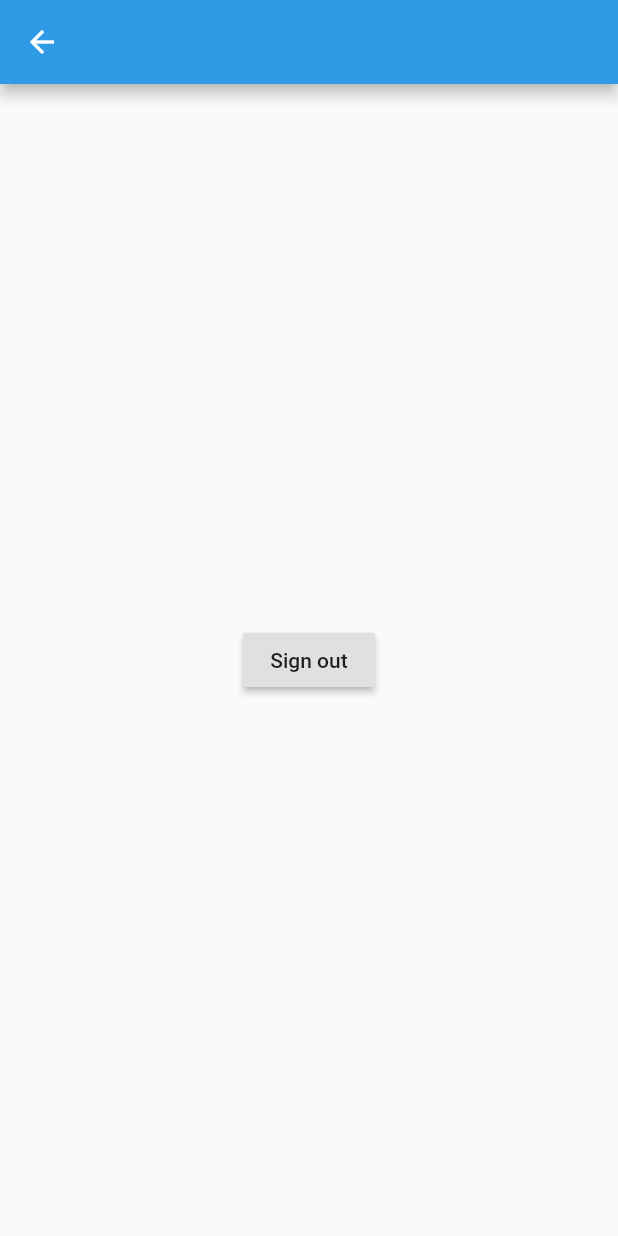
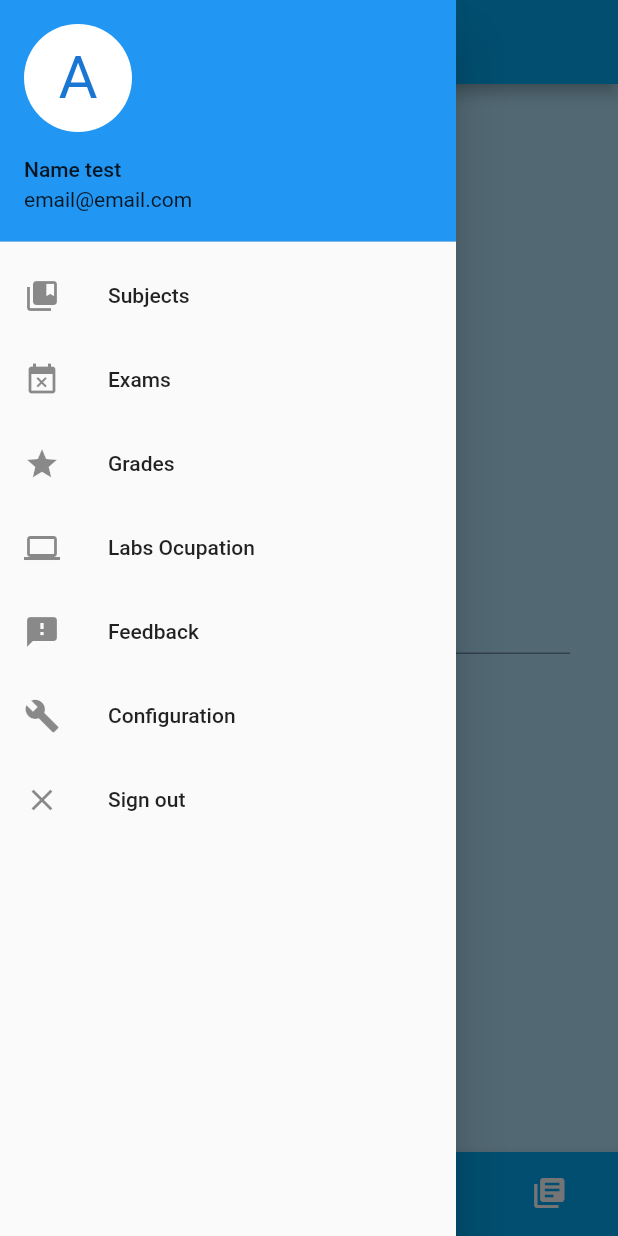
Before and after one commit to yeqk/raco, a Flutter app: the HomeRoute screen opened directly, with the side drawer open (before the commit the screen has no drawer), on a phone screen of 412 x 824 dp. Run offline on Flutter 3.47's test engine with Material 2 defaults, Android fonts, the phone set to English and light mode, and no system bars; our stand-ins replace bloc, equatable, flutter_bloc, flutter_screenutil, flutter_secure_storage, shared_preferences; missing offline and left inert: flutter_webview_plugin, oauth2; accounts and stored records are empty.

Commit message:
Menus done

```diff
--- a/assets/locale/locale_en.json
+++ b/assets/locale/locale_en.json
@@ -4,6 +4,18 @@
   "ca"       : "Catalan",
   "signin"   : "Sign in",
   "guest_signin" : "Sign in as a guest",
-  "signout"  : "Sign out",
-  "home"     : "El Racó de la FIB"
+  "home"     : "El Racó de la FIB",
+
+  "schedule" : "Schedule",
+  "notes"    : "Notes",
+  "events"   : "Events",
+  "news"     : "News",
+
+  "subjects" : "Subjects",
+  "exams"    : "Exams",
+  "grades"   : "Grades",
+  "labs"     : "Labs Ocupation",
+  "feedback" : "Feedback",
+  "configuration" : "Configuration",
+  "signout"  : "Sign out"
 }
--- /dev/null
+++ b/lib/src/blocs/drawer_menu/drawer_bloc.dart
@@ -0,0 +1,3 @@
+export 'drawer_menu_bloc.dart';
+export 'drawer_menu_event.dart';
+export 'drawer_menu_state.dart';
--- /dev/null
+++ b/lib/src/blocs/drawer_menu/drawer_menu_bloc.dart
@@ -0,0 +1,30 @@
+import 'dart:async';
+import 'package:flutter/material.dart';
+import 'package:flutter_webview_plugin/flutter_webview_plugin.dart';
+import 'package:oauth2/oauth2.dart' as oauth2;
+import 'package:meta/meta.dart';
+import 'package:bloc/bloc.dart';
+import 'package:raco/src/blocs/drawer_menu/drawer_bloc.dart';
+
+import 'package:raco/src/resources/authentication_data.dart';
+import 'package:raco/src/blocs/authentication/authentication.dart';
+import 'package:raco/src/blocs/login/login.dart';
+import 'package:raco/src/ui/routes/oauth2_login_route.dart';
+
+
+class DrawerMenuBloc extends Bloc<DrawerMenuEvent, DrawerMenuState> {
+
+
+  DrawerMenuState get initialState => DrawerMenuNotPressedState();
+
+  @override
+  Stream<DrawerMenuState> mapEventToState(DrawerMenuEvent event) async* {
+    if (event is DrawerIconPressedEvent) {
+      yield DrawerMenuPressedState();
+    }
+
+    if (event is DrawerIconNotPressedEvent) {
+      yield DrawerMenuNotPressedState();
+    }
+  }
+}
--- /dev/null
+++ b/lib/src/blocs/drawer_menu/drawer_menu_event.dart
@@ -0,0 +1,19 @@
+import 'package:flutter/material.dart';
+import 'package:meta/meta.dart';
+import 'package:equatable/equatable.dart';
+
+abstract class DrawerMenuEvent extends Equatable {
+  DrawerMenuEvent([List props = const []]) : super(props);
+}
+
+class DrawerIconPressedEvent extends DrawerMenuEvent {
+  @override
+  String toString() =>
+      'DrawerButtonPressedEvent';
+}
+
+class DrawerIconNotPressedEvent extends DrawerMenuEvent {
+  @override
+  String toString() =>
+      'DrawerIconNotPressedEvent';
+}
--- /dev/null
+++ b/lib/src/blocs/drawer_menu/drawer_menu_state.dart
@@ -0,0 +1,16 @@
+import 'package:meta/meta.dart';
+import 'package:equatable/equatable.dart';
+
+abstract class DrawerMenuState extends Equatable {
+  DrawerMenuState([List props = const []]) : super(props);
+}
+
+class DrawerMenuNotPressedState extends DrawerMenuState {
+  @override
+  String toString() => 'DrawerMenuNotPressedState';
+}
+
+class DrawerMenuPressedState extends DrawerMenuState {
+  @override
+  String toString() => 'DrawerMenuPressedState';
+}
--- a/lib/src/resources/global_translations.dart
+++ b/lib/src/resources/global_translations.dart
@@ -48,7 +48,6 @@ class GlobalTranslations {
     String language = newLanguage;
     if (language == null) {
       language = await  user.getPreferredLanguage();
-      print('aui');
     }
 
     if (language == '') {
--- /dev/null
+++ b/lib/src/ui/routes/bottom_navigation/destination.dart
@@ -0,0 +1,17 @@
+import 'package:flutter/material.dart';
+import 'package:flutter/rendering.dart';
+import 'package:raco/src/resources/global_translations.dart';
+
+class Destination {
+  const Destination(this.title, this.icon, this.color);
+  final String title;
+  final IconData icon;
+  final MaterialColor color;
+}
+
+List<Destination> allDestinations = <Destination>[
+  Destination(allTranslations.text('schedule'), Icons.schedule, Colors.lightBlue),
+  Destination(allTranslations.text('notes'), Icons.notifications, Colors.lightBlue),
+  Destination(allTranslations.text('events'), Icons.event, Colors.lightBlue),
+  Destination(allTranslations.text('news'), Icons.library_books, Colors.lightBlue)
+];
--- /dev/null
+++ b/lib/src/ui/routes/bottom_navigation/destination_view.dart
@@ -0,0 +1,56 @@
+import 'package:flutter/material.dart';
+import 'package:flutter/rendering.dart';
+import 'package:flutter_bloc/flutter_bloc.dart';
+import 'package:raco/src/blocs/drawer_menu/drawer_bloc.dart';
+import 'package:raco/src/resources/global_translations.dart';
+import 'package:raco/src/ui/routes/bottom_navigation/destination.dart';
+import 'package:raco/src/ui/routes/drawer_menu/drawer_menu.dart';
+
+class DestinationView extends StatefulWidget {
+  const DestinationView({ Key key, this.destination }) : super(key: key);
+
+  final Destination destination;
+
+  @override
+  _DestinationViewState createState() => _DestinationViewState();
+}
+
+class _DestinationViewState extends State<DestinationView> {
+
+  @override
+  void initState() {
+    super.initState();
+  }
+
+  @override
+  Widget build(BuildContext context) {
+    final _translationBloc = BlocProvider.of<DrawerMenuBloc>(context);
+
+    _onDrawerIconPressed() {
+      _translationBloc.dispatch(DrawerIconPressedEvent());
+    }
+
+    return Scaffold(
+      appBar: new AppBar(
+        leading: new IconButton(
+          icon: Icon(Icons.home),
+          onPressed: () => _onDrawerIconPressed(),
+        ),
+        title: Text(allTranslations.text('home')),
+        backgroundColor: widget.destination.color,
+        centerTitle: true,
+      ),
+      backgroundColor: widget.destination.color[100],
+      body: Container(
+        padding: const EdgeInsets.all(32.0),
+        alignment: Alignment.center,
+        child: TextField(),
+      ),
+    );
+  }
+
+  @override
+  void dispose() {
+    super.dispose();
+  }
+}
--- /dev/null
+++ b/lib/src/ui/routes/drawer_menu/drawer_menu.dart
@@ -0,0 +1,57 @@
+import 'package:flutter/material.dart';
+import 'package:flutter/material.dart' as prefix0;
+import 'package:flutter_bloc/flutter_bloc.dart';
+import 'package:raco/src/blocs/authentication/authentication.dart';
+import 'package:raco/src/resources/global_translations.dart';
+
+class DrawerMenu extends Drawer {
+  @override
+  Widget build(BuildContext context) {
+
+    final AuthenticationBloc authenticationBloc =
+    BlocProvider.of<AuthenticationBloc>(context);
+
+    _onSignOutPressed() {
+      Navigator.of(context).pop();
+      authenticationBloc.dispatch(LoggedOutEvent());
+    }
+
+    return new Drawer(
+      child: new ListView(
+        children: <Widget>[
+          UserAccountsDrawerHeader(
+            accountName: Text("Name test"),
+            accountEmail: Text("email@email.com"),
+            currentAccountPicture: CircleAvatar(
+              backgroundColor:
+              Theme.of(context).platform == TargetPlatform.iOS
+                  ? Colors.lightBlue
+                  : Colors.white,
+              child: Text(
+                "A",
+                style: TextStyle(fontSize: 40.0),
+              ),
+            ),
+          ),
+          _listTile(allTranslations.text('subjects'), new Icon(Icons.collections_bookmark), () => _onSignOutPressed()),
+          _listTile(allTranslations.text('exams'), new Icon(Icons.event_busy), () => _onSignOutPressed()),
+          _listTile(allTranslations.text('grades'), new Icon(Icons.grade), () => _onSignOutPressed()),
+          _listTile(allTranslations.text('labs'), new Icon(Icons.laptop), () => _onSignOutPressed()),
+          _listTile(allTranslations.text('feedback'), new Icon(Icons.feedback), () => _onSignOutPressed()),
+          _listTile(allTranslations.text('configuration'), new Icon(Icons.build), () => _onSignOutPressed()),
+          _listTile(allTranslations.text('signout'), new Icon(Icons.close), () => _onSignOutPressed()),
+        ],
+      ),
+    );
+  }
+
+  Widget _listTile(String text, Icon icon, VoidCallback onPressed) {
+    return new ListTile(
+      title: new Text(text),
+      leading: icon,
+      onTap: () => onPressed(),
+    );
+  }
+
+
+}
--- a/lib/src/ui/routes/home_route.dart
+++ b/lib/src/ui/routes/home_route.dart
@@ -1,27 +1,67 @@
 import 'package:flutter/material.dart';
+import 'package:flutter/rendering.dart';
+import 'package:flutter/scheduler.dart';
 import 'package:flutter_bloc/flutter_bloc.dart';
-import 'package:raco/src/blocs/authentication/authentication_bloc.dart';
-import 'package:raco/src/blocs/authentication/authentication_event.dart';
-import 'package:raco/src/resources/global_translations.dart';
+import 'package:raco/src/blocs/drawer_menu/drawer_bloc.dart';
+import 'package:raco/src/ui/routes/bottom_navigation/destination.dart';
+import 'package:raco/src/ui/routes/bottom_navigation/destination_view.dart';
+import 'package:raco/src/ui/routes/drawer_menu/drawer_menu.dart';
 
-class HomeRoute extends StatelessWidget {
+class HomeRoute extends StatefulWidget {
+  @override
+  _HomeRouteState createState() => _HomeRouteState();
+}
+
+class _HomeRouteState extends State<HomeRoute> with TickerProviderStateMixin<HomeRoute> {
+  int _currentIndex = 0;
+  final GlobalKey<ScaffoldState> _scaffoldKey = GlobalKey<ScaffoldState>();
+
   @override
   Widget build(BuildContext context) {
-    final AuthenticationBloc authenticationBloc =
-    BlocProvider.of<AuthenticationBloc>(context);
-
-    return Scaffold(
-      appBar: AppBar(
-      ),
-      body: Container(
-        child: Center(
-            child: RaisedButton(
-              child: Text(allTranslations.text('signout')),
-              onPressed: () {
-                authenticationBloc.dispatch(LoggedOutEvent());
+    return BlocProvider(
+      builder: (context) {
+        return DrawerMenuBloc();
+      },
+      child: BlocBuilder<DrawerMenuBloc, DrawerMenuState>(
+        builder: (context, state) {
+          final _translationBloc = BlocProvider.of<DrawerMenuBloc>(context);
+          if (state is DrawerMenuPressedState) {
+            SchedulerBinding.instance.addPostFrameCallback((_) {
+              _scaffoldKey.currentState.openDrawer();
+              _translationBloc.dispatch(DrawerIconNotPressedEvent());
+            });
+          }
+          return Scaffold(
+            key: _scaffoldKey,
+            drawer: new DrawerMenu(),
+            body: SafeArea(
+              top: false,
+              child: IndexedStack(
+                index: _currentIndex,
+                children: allDestinations.map<Widget>((Destination destination) {
+                  return DestinationView(destination: destination);
+                }).toList(),
+              ),
+            ),
+            bottomNavigationBar: BottomNavigationBar(
+              currentIndex: _currentIndex,
+              onTap: (int index) {
+                setState(() {
+                  _currentIndex = index;
+                });
               },
-            )),
+              items: allDestinations.map((Destination destination) {
+                return BottomNavigationBarItem(
+                    icon: Icon(destination.icon),
+                    backgroundColor: destination.color,
+                    title: Text(destination.title)
+                );
+              }).toList(),
+            ),
+          );
+        },
       ),
     );
+
   }
 }
--- a/lib/src/ui/routes/login_route.dart
+++ b/lib/src/ui/routes/login_route.dart
@@ -100,8 +100,7 @@ class LoginRoute extends StatelessWidget {
   Widget loginButtonsSection(VoidCallback onLoginTap, VoidCallback onVisitTap) {
 
     return Container(
-      height: 210,
-      padding: EdgeInsets.only(top: ScreenUtil().setHeight(90)),
+      padding: EdgeInsets.only(top: ScreenUtil().setHeight(160)),
       child: Column(
         mainAxisAlignment: MainAxisAlignment.spaceBetween,
         children: <Widget>[
@@ -122,6 +121,7 @@ class LoginRoute extends StatelessWidget {
                 shape: RoundedRectangleBorder(
                     borderRadius: new BorderRadius.circular(30))),
           ),
+          /*
           ButtonTheme(
             minWidth: ScreenUtil().setWidth(260),
             height: ScreenUtil().setWidth(45),
@@ -139,6 +139,8 @@ class LoginRoute extends StatelessWidget {
                 shape: RoundedRectangleBorder(
                     borderRadius: new BorderRadius.circular(30))),
           ),
+          */
+
         ],
       ),
     );
--- a/lib/src/ui/routes/routes.dart
+++ b/lib/src/ui/routes/routes.dart
@@ -1,6 +1,6 @@
-export 'home_route.dart';
 export 'splash_route.dart';
 export 'missing_route.dart';
 export 'oauth2_login_route.dart';
 export 'visitor_home_route.dart';
 export 'login_route.dart';
+export 'home_route.dart';
--- a/lib/src/utils/app_colors.dart
+++ b/lib/src/utils/app_colors.dart
@@ -1,5 +1,6 @@
 import 'package:flutter/material.dart';
 
 class AppColors {
-  static const Color primary = const Color(0xff2f9ae5);
+  //static const Color primary = const Color(0xff2f9ae5);
+  static const Color primary = Colors.lightBlue;
 }
```
Also changed, not shown: assets/locale/locale_ca.json (+14 -2 lines), assets/locale/locale_es.json (+14 -2 lines), lib/src/ui/widgets/loading_indocator.dart (+11 -0 lines).
